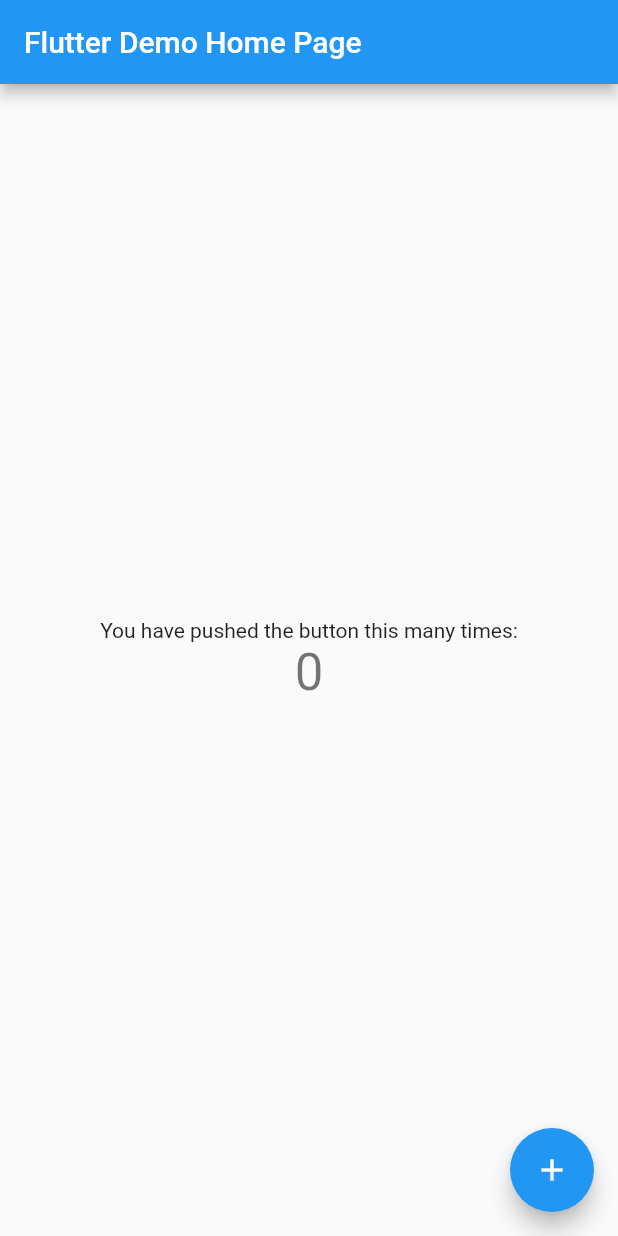
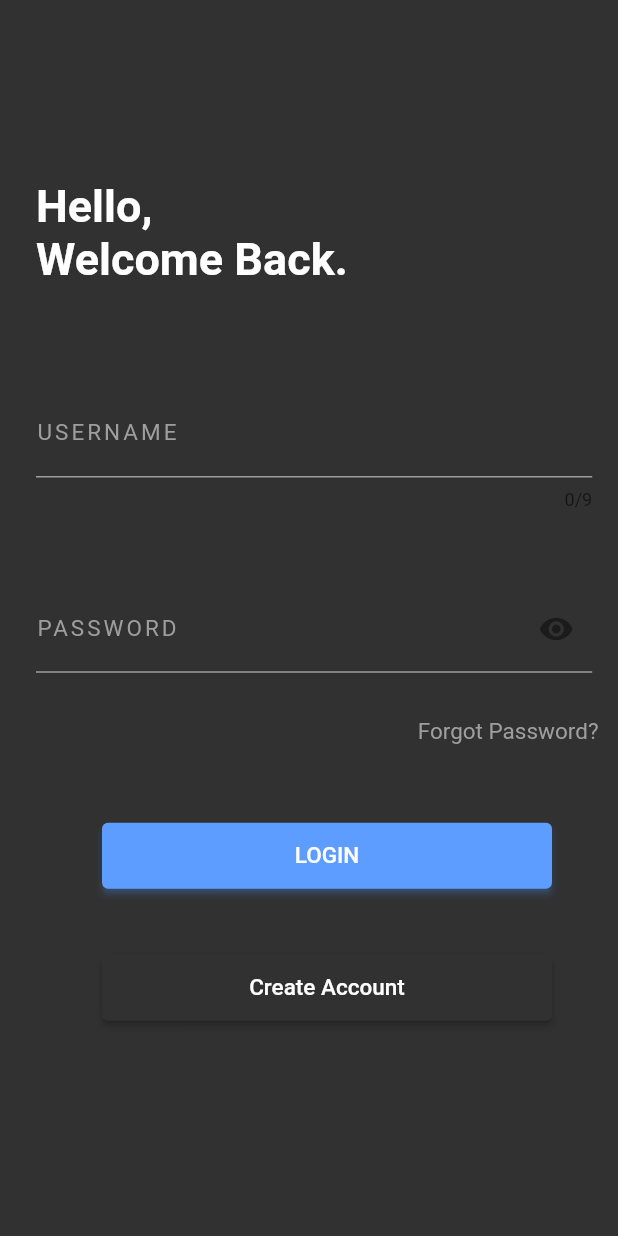
Before and after one commit to drvnm/venumSocialMediaPlatform, a Flutter app: the screen it shows after launch, on a phone screen of 412 x 824 dp. Run offline on Flutter 3.47's test engine with Material 2 defaults, Android fonts, the phone set to English and light mode, and no system bars; our stand-ins replace google_fonts.

Commit message:
Added login page layout

```diff
--- /dev/null
+++ b/lib/authentication/login.dart
@@ -0,0 +1,183 @@
+import 'package:flutter/material.dart';
+import '../helpers/helper.dart';
+import 'package:google_fonts/google_fonts.dart';
+
+class LoginPage extends StatefulWidget {
+  @override
+  _LoginPageState createState() => _LoginPageState();
+}
+
+class _LoginPageState extends State<LoginPage> {
+  @override
+  Widget build(BuildContext context) {
+    return Scaffold(
+      backgroundColor: Color(0xff313131),
+      body: Padding(
+        padding: const EdgeInsets.only(left: 24.0),
+        child: Column(
+          crossAxisAlignment: CrossAxisAlignment.start,
+          children: [
+            Padding(
+              padding: const EdgeInsets.only(
+                top: 120.0,
+              ),
+              child: Text(
+                "Hello,\nWelcome Back.",
+                style: GoogleFonts.varelaRound(
+                  textStyle: TextStyle(
+                    fontSize: 30,
+                    color: Colors.white,
+                    fontWeight: FontWeight.bold,
+                  ),
+                ),
+              ),
+            ),
+            Padding(
+                padding: const EdgeInsets.only(top: 70.0),
+                child: Container(
+                  width: MediaQuery.of(context).size.width * 0.90,
+                  child: TextField(
+                    style: TextStyle(color: Colors.white),
+                    cursorColor: Colors.white,
+                    maxLength: 9,
+                    decoration: InputDecoration(
+                      enabledBorder: UnderlineInputBorder(
+                        borderSide: BorderSide(
+                          color: Colors.grey,
+                        ),
+                      ),
+                      labelText: "USERNAME",
+                      labelStyle: GoogleFonts.varelaRound(
+                        height: -20,
+                        textStyle: TextStyle(
+                          letterSpacing: 2,
+                          fontSize: 15,
+                          color: Colors.grey,
+                        ),
+                      ),
+                    ),
+                  ),
+                )),
+            Padding(
+                padding: const EdgeInsets.only(top: 50.0),
+                child: Container(
+                  width: MediaQuery.of(context).size.width * 0.90,
+                  child: TextField(
+                    obscureText: true,
+                    style: TextStyle(color: Colors.white),
+                    cursorColor: Colors.white,
+                    decoration: InputDecoration(
+                      suffixIcon: Icon(Icons.remove_red_eye),
+                      enabledBorder: UnderlineInputBorder(
+                        borderSide: BorderSide(
+                          color: Colors.grey,
+                        ),
+                      ),
+                      labelText: "PASSWORD",
+                      labelStyle: GoogleFonts.varelaRound(
+                        textStyle: TextStyle(
+                          fontSize: 15,
+                          height: -20,
+                          letterSpacing: 2,
+                          color: Colors.grey,
+                        ),
+                      ),
+                    ),
+                  ),
+                )),
+            Align(
+              alignment: FractionalOffset.topRight,
+              child: Padding(
+                padding: EdgeInsets.only(bottom: 10.0),
+                child: Padding(
+                  padding: const EdgeInsets.only(right: 13.0, top: 30.0),
+                  child: Text(
+                    "Forgot Password?",
+                    style: GoogleFonts.varelaRound(
+                      textStyle: TextStyle(
+                        fontSize: 15,
+                        color: Colors.grey,
+                      ),
+                    ),
+                  ),
+                ),
+              ),
+            ),
+            Padding(
+              padding: const EdgeInsets.only(top: 40.0),
+              child: Center(
+                  child: SizedBox(
+                width: 300,
+                child: ElevatedButton(
+                  style: ButtonStyle(
+                    shadowColor: MaterialStateProperty.resolveWith<Color>(
+                      (Set<MaterialState> states) {
+                        if (states.contains(MaterialState.pressed))
+                          return Colors.green;
+                        return Color(
+                            0xff5D9DFF); // Use the component's default.
+                      },
+                    ),
+                    backgroundColor: MaterialStateProperty.resolveWith<Color>(
+                      (Set<MaterialState> states) {
+                        if (states.contains(MaterialState.pressed))
+                          return Colors.green;
+                        return Color(
+                            0xff5D9DFF); // Use the component's default.
+                      },
+                    ),
+                  ),
+                  child: Padding(
+                    padding: const EdgeInsets.symmetric(vertical: 13.0),
+                    child: Text(
+                      "LOGIN",
+                      style: GoogleFonts.varelaRound(
+                        textStyle: TextStyle(
+                          fontSize: 15,
+                          color: Colors.white,
+                        ),
+                      ),
+                    ),
+                  ),
+                  onPressed: () {},
+                ),
+              )),
+            ),
+            Padding(
+              padding: const EdgeInsets.only(top: 40.0),
+              child: Center(
+                  child: SizedBox(
+                width: 300,
+                child: ElevatedButton(
+                  style: ButtonStyle(
+                    backgroundColor: MaterialStateProperty.resolveWith<Color>(
+                      (Set<MaterialState> states) {
+                        if (states.contains(MaterialState.pressed))
+                          return Color(0xff313131);
+                        return Color(
+                            0xff313131); // Use the component's default.
+                      },
+                    ),
+                  ),
+                  child: Padding(
+                    padding: const EdgeInsets.symmetric(vertical: 13.0),
+                    child: Text(
+                      "Create Account",
+                      style: GoogleFonts.varelaRound(
+                        textStyle: TextStyle(
+                          fontSize: 15,
+                          color: Colors.white,
+                        ),
+                      ),
+                    ),
+                  ),
+                  onPressed: () {},
+                ),
+              )),
+            ),
+          ],
+        ),
+      ),
+    );
+  }
+}
--- /dev/null
+++ b/lib/authentication/register.dart
@@ -0,0 +1 @@
+import 'package:flutter/material.dart';
--- /dev/null
+++ b/lib/helpers/helper.dart
@@ -0,0 +1,3 @@
+import 'package:flutter/material.dart';
+
+Color lrBackground = Color(0xff313131);
--- a/lib/main.dart
+++ b/lib/main.dart
@@ -1,5 +1,6 @@
 import 'package:flutter/material.dart';
-
+import 'authentication/login.dart';
+import 'authentication/register.dart';
 void main() {
   runApp(MyApp());
 }
@@ -10,104 +11,12 @@ class MyApp extends StatelessWidget {
   Widget build(BuildContext context) {
     return MaterialApp(
       title: 'Flutter Demo',
+      debugShowCheckedModeBanner: false,
       theme: ThemeData(
-        // This is the theme of your application.
-        //
-        // Try running your application with "flutter run". You'll see the
-        // application has a blue toolbar. Then, without quitting the app, try
-        // changing the primarySwatch below to Colors.green and then invoke
-        // "hot reload" (press "r" in the console where you ran "flutter run",
-        // or simply save your changes to "hot reload" in a Flutter IDE).
-        // Notice that the counter didn't reset back to zero; the application
-        // is not restarted.
+
         primarySwatch: Colors.blue,
       ),
-      home: MyHomePage(title: 'Flutter Demo Home Page'),
+      home: LoginPage(),
     );
   }
 }
-
-class MyHomePage extends StatefulWidget {
-  MyHomePage({Key key, this.title}) : super(key: key);
-
-  // This widget is the home page of your application. It is stateful, meaning
-  // that it has a State object (defined below) that contains fields that affect
-  // how it looks.
-
-  // This class is the configuration for the state. It holds the values (in this
-  // case the title) provided by the parent (in this case the App widget) and
-  // used by the build method of the State. Fields in a Widget subclass are
-  // always marked "final".
-
-  final String title;
-
-  @override
-  _MyHomePageState createState() => _MyHomePageState();
-}
-
-class _MyHomePageState extends State<MyHomePage> {
-  int _counter = 0;
-
-  void _incrementCounter() {
-    setState(() {
-      // This call to setState tells the Flutter framework that something has
-      // changed in this State, which causes it to rerun the build method below
-      // so that the display can reflect the updated values. If we changed
-      // _counter without calling setState(), then the build method would not be
-      // called again, and so nothing would appear to happen.
-      _counter++;
-    });
-  }
-
-  @override
-  Widget build(BuildContext context) {
-    // This method is rerun every time setState is called, for instance as done
-    // by the _incrementCounter method above.
-    //
-    // The Flutter framework has been optimized to make rerunning build methods
-    // fast, so that you can just rebuild anything that needs updating rather
-    // than having to individually change instances of widgets.
-    return Scaffold(
-      appBar: AppBar(
-        // Here we take the value from the MyHomePage object that was created by
-        // the App.build method, and use it to set our appbar title.
-        title: Text(widget.title),
-      ),
-      body: Center(
-        // Center is a layout widget. It takes a single child and positions it
-        // in the middle of the parent.
-        child: Column(
-          // Column is also a layout widget. It takes a list of children and
-          // arranges them vertically. By default, it sizes itself to fit its
-          // children horizontally, and tries to be as tall as its parent.
-          //
-          // Invoke "debug painting" (press "p" in the console, choose the
-          // "Toggle Debug Paint" action from the Flutter Inspector in Android
-          // Studio, or the "Toggle Debug Paint" command in Visual Studio Code)
-          // to see the wireframe for each widget.
-          //
-          // Column has various properties to control how it sizes itself and
-          // how it positions its children. Here we use mainAxisAlignment to
-          // center the children vertically; the main axis here is the vertical
-          // axis because Columns are vertical (the cross axis would be
-          // horizontal).
-          mainAxisAlignment: MainAxisAlignment.center,
-          children: <Widget>[
-            Text(
-              'You have pushed the button this many times:',
-            ),
-            Text(
-              '$_counter',
-              style: Theme.of(context).textTheme.headline4,
-            ),
-          ],
-        ),
-      ),
-      floatingActionButton: FloatingActionButton(
-        onPressed: _incrementCounter,
-        tooltip: 'Increment',
-        child: Icon(Icons.add),
-      ), // This trailing comma makes auto-formatting nicer for build methods.
-    );
-  }
-}
--- a/pubspec.yaml
+++ b/pubspec.yaml
@@ -23,6 +23,7 @@ environment:
 dependencies:
   flutter:
     sdk: flutter
+  google_fonts: ^1.1.2
 
 
   # The following adds the Cupertino Icons font to your application.
```
Also changed, not shown: pubspec.lock.
